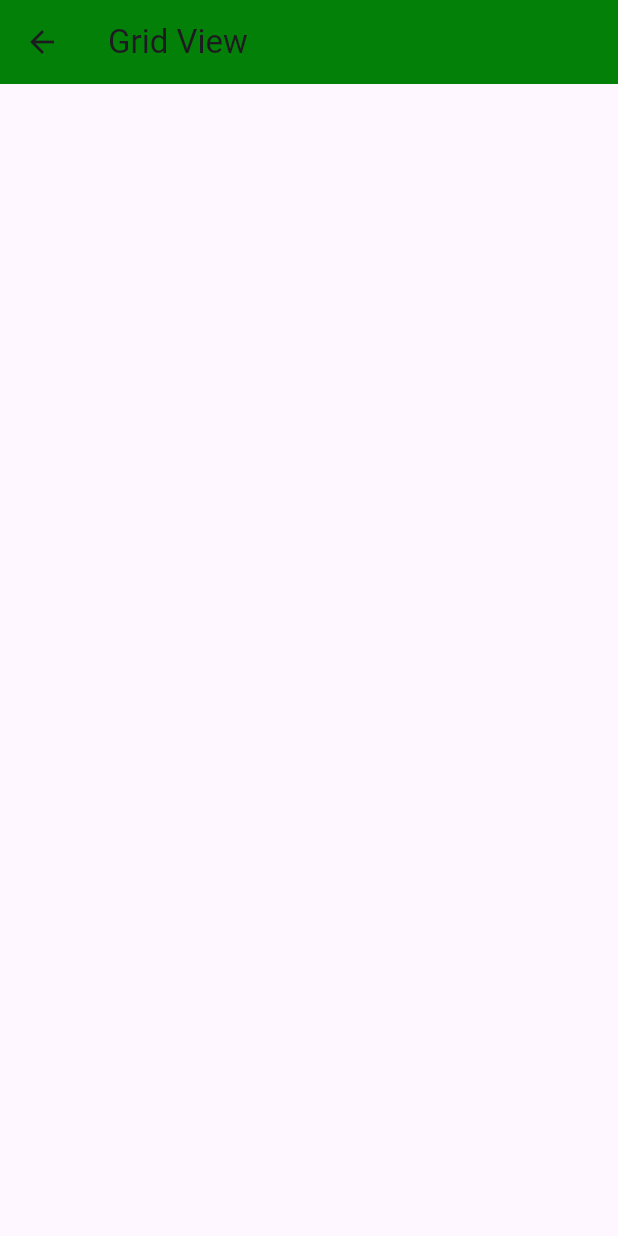
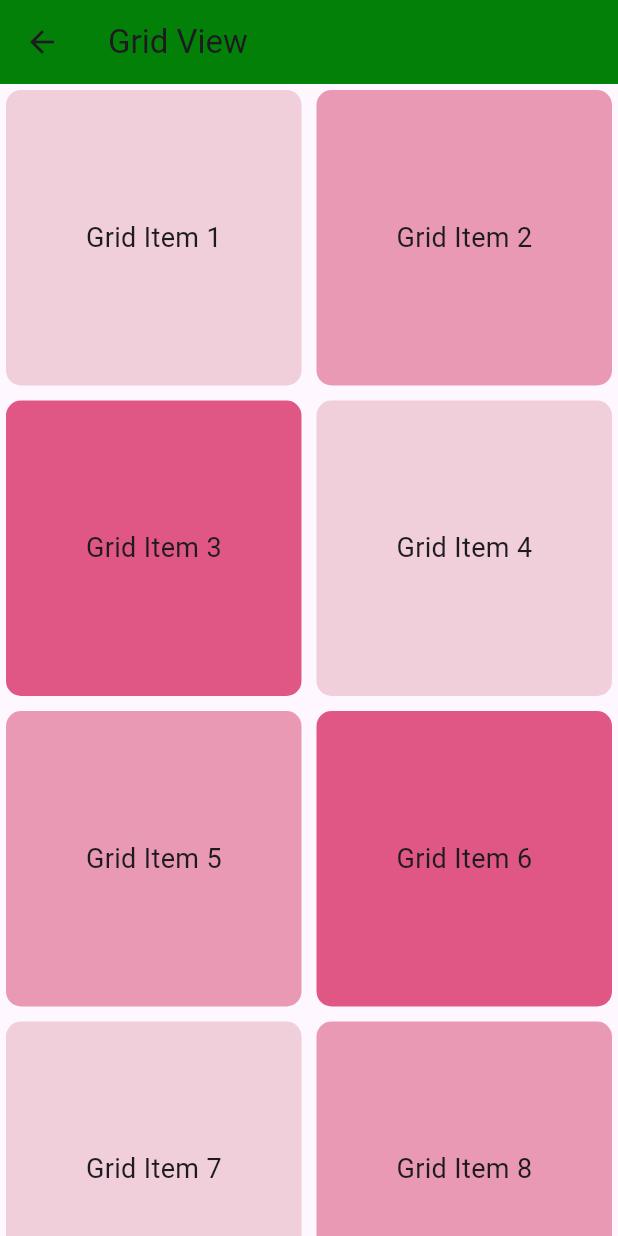
Before and after one commit to DebSaha141/FlutterProject_2, a Flutter app: the screen it shows after launch, after a tap on the "grid view" icon, on a phone screen of 412 x 824 dp. Run offline on Flutter 3.47's test engine with Material 3 defaults, Android fonts, the phone set to English and light mode, and no system bars.

Commit message:
Final Commit v1

```diff
--- a/lib/gridView.dart
+++ b/lib/gridView.dart
@@ -7,12 +7,24 @@ class gridView extends StatefulWidget {
   State<gridView> createState() => _gridViewState();
 }
 
+List _makeList() {
+  var list = [];
+
+  for (var i = 1; i < 25; i++) {
+    list.add(i);
+  }
+
+  return list;
+}
+
 class _gridViewState extends State<gridView> {
   var arrcolor = [
+    const Color.fromARGB(255, 240, 206, 218),
     const Color.fromARGB(255, 234, 153, 180),
-    const Color.fromARGB(255, 240, 206, 218)
+    const Color.fromARGB(255, 224, 87, 133)
   ];
   var i = 0;
+  List list = _makeList();
   @override
   Widget build(BuildContext context) {
     return Scaffold(
@@ -20,9 +32,76 @@ class _gridViewState extends State<gridView> {
         title: Text("Grid View"),
         backgroundColor: const Color.fromARGB(255, 3, 128, 7),
       ),
-      body: GridView.builder(gridDelegate: const SliverGridDelegateWithFixedCrossAxisCount(crossAxisCount: 2), itemBuilder: (context,index){
-        return Container(color: )
-      })
+      body: GridView.builder(
+        gridDelegate: const SliverGridDelegateWithFixedCrossAxisCount(
+            crossAxisCount: 2, crossAxisSpacing: 2, mainAxisSpacing: 2),
+        itemBuilder: (context, index) {
+          String itemTitle = "Grid Item ${list[index]}";
+          return InkWell(
+            child: Padding(
+              padding: const EdgeInsets.all(4.0),
+              child: Container(
+                decoration: BoxDecoration(
+                  borderRadius: BorderRadius.circular(10),
+                  color: arrcolor[(i++) % 3],
+                ),
+                child: Center(
+                  child: Text(
+                    itemTitle,
+                    style: TextStyle(fontSize: 18),
+                  ),
+                ),
+              ),
+            ),
+            onTap: () {
+              showDialog(
+                  context: context,
+                  builder: ((context) {
+                    return AlertDialog(
+                        insetPadding: const EdgeInsets.only(
+                            top: 240, bottom: 250, left: 80, right: 80),
+                        backgroundColor:
+                            const Color.fromARGB(255, 192, 167, 197),
+                        content: Column(
+                          mainAxisAlignment: MainAxisAlignment.center,
+                          crossAxisAlignment: CrossAxisAlignment.center,
+                          children: [
+                            const SizedBox(
+                              height: 8,
+                            ),
+                            Icon(
+                              Icons.verified,
+                              size: 50,
+                            ),
+                            const SizedBox(
+                              height: 8,
+                            ),
+                            Text(
+                              "You Clicked on:",
+                              style: TextStyle(fontSize: 16),
+                            ),
+                            Text(
+                              itemTitle,
+                              style: TextStyle(fontSize: 16),
+                            ),
+                          ],
+                        ),
+                        actions: [
+                          TextButton(
+                              onPressed: () {
+                                Navigator.pop(context);
+                              },
+                              child: const Text(
+                                "OK",
+                                style: TextStyle(color: Colors.black),
+                              )),
+                        ]);
+                  }));
+            },
+          );
+        },
+        itemCount: 24,
+      ),
     );
   }
 }
--- a/lib/main.dart
+++ b/lib/main.dart
@@ -125,7 +125,7 @@ class _HomeState extends State<Home> {
               },
             );
           },
-          itemCount: 25,
+          itemCount: 24,
         ));
   }
 }
```
